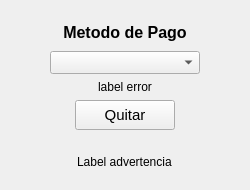
Above: Minimarket/archivos_ui/ventana_borrar_metodo_de_pago.ui from rulssss/Minimarket before the change. Below: the same form after it.
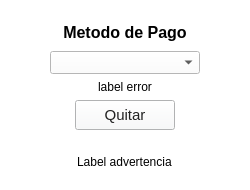
That is the form after the change.

Commit message: se editaron los ui

What changed in the file:
```diff
--- a/Minimarket/archivos_ui/ventana_borrar_metodo_de_pago.ui
+++ b/Minimarket/archivos_ui/ventana_borrar_metodo_de_pago.ui
@@ -25,6 +25,23 @@
   <property name="windowTitle">
    <string>Form</string>
   </property>
+  <property name="styleSheet">
+   <string notr="true">QWidget {
+    background-color: #ffffff; /* Fondo blanco */
+}
+
+QPushButton {
+    background-color: #f8f9fa;      /* Gris muy claro */
+    color: #222222;                 /* Texto oscuro */
+
+}
+QPushButton:hover {
+    background-color: #e2e6ea;      /* Un poco más oscuro al pasar el mouse */
+}
+QPushButton:pressed {
+    background-color: #d1d5d8;      /* Gris más oscuro al presionar */
+}</string>
+  </property>
   <layout class="QGridLayout" name="gridLayout">
    <item row="0" column="0">
     <widget class="QFrame" name="frame">
```
The commit also changes 5 other files.
